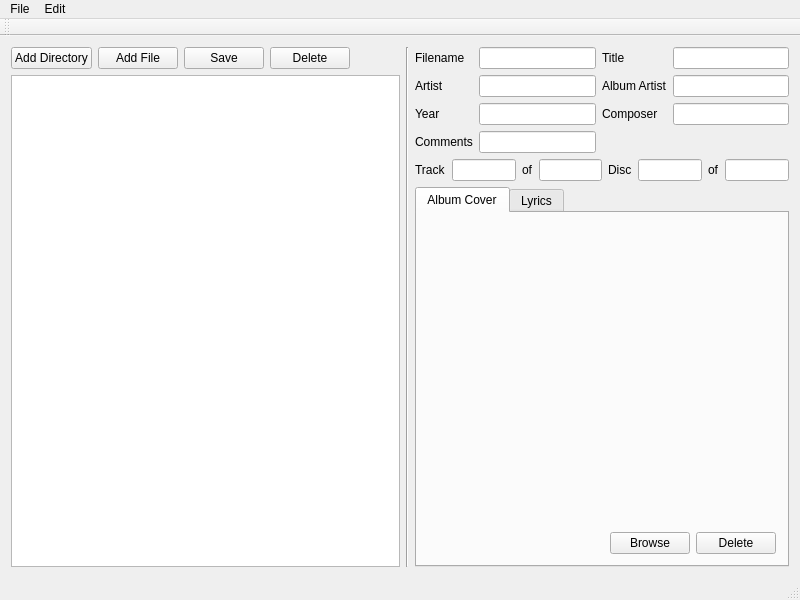
manjot-b/id3v2Editor, file mainwindow.ui: the form before one commit.
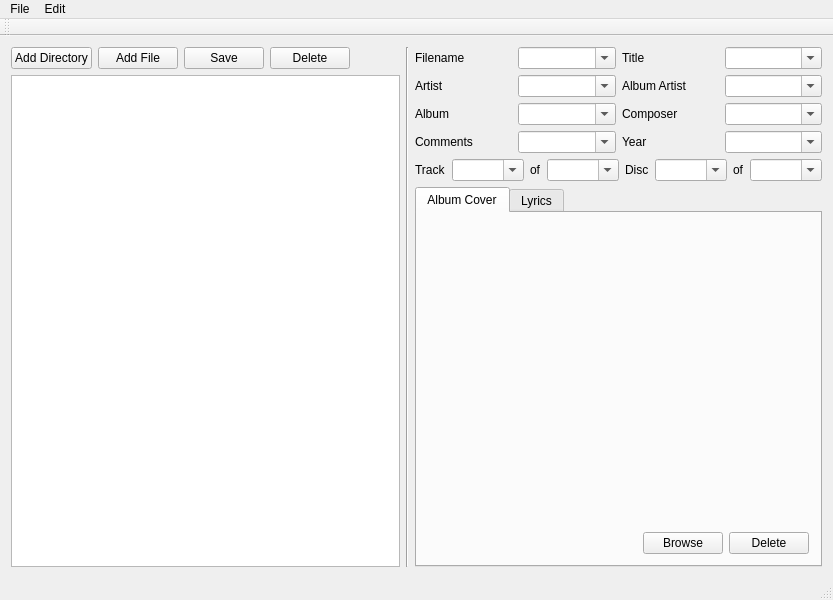
The form after the commit.

Commit message: -changed the line edits to comboboxes so that the user can select unchanged -when items are selected the combo box is filled with appropriate information -composer combobox is not filled because model is not yet able to retrieve the composer

The edit to the form file:
```diff
--- a/mainwindow.ui
+++ b/mainwindow.ui
@@ -100,8 +100,32 @@
      <layout class="QVBoxLayout" name="verticalLayout_2">
       <item>
        <layout class="QGridLayout" name="gridLayout_2">
-        <item row="3" column="1">
-         <widget class="QLineEdit" name="commentsLineEdit"/>
+        <item row="1" column="3">
+         <widget class="QComboBox" name="albumArtistComboBox">
+          <property name="editable">
+           <bool>true</bool>
+          </property>
+          <property name="insertPolicy">
+           <enum>QComboBox::NoInsert</enum>
+          </property>
+         </widget>
+        </item>
+        <item row="0" column="3">
+         <widget class="QComboBox" name="titleComboBox">
+          <property name="editable">
+           <bool>true</bool>
+          </property>
+          <property name="insertPolicy">
+           <enum>QComboBox::NoInsert</enum>
+          </property>
+         </widget>
+        </item>
+        <item row="1" column="0">
+         <widget class="QLabel" name="label_3">
+          <property name="text">
+           <string>Artist</string>
+          </property>
+         </widget>
         </item>
         <item row="0" column="2">
          <widget class="QLabel" name="label_5">
@@ -110,26 +134,13 @@
           </property>
          </widget>
         </item>
-        <item row="2" column="3">
-         <widget class="QLineEdit" name="composerLineEdit"/>
-        </item>
         <item row="2" column="0">
          <widget class="QLabel" name="label_4">
           <property name="text">
-           <string>Year</string>
+           <string>Album</string>
           </property>
          </widget>
         </item>
-        <item row="1" column="0">
-         <widget class="QLabel" name="label_3">
-          <property name="text">
-           <string>Artist</string>
-          </property>
-         </widget>
-        </item>
-        <item row="1" column="1">
-         <widget class="QLineEdit" name="artistLineEdit"/>
-        </item>
         <item row="0" column="0">
          <widget class="QLabel" name="label_2">
           <property name="text">
@@ -137,16 +148,6 @@
           </property>
          </widget>
         </item>
-        <item row="1" column="2">
-         <widget class="QLabel" name="label_9">
-          <property name="text">
-           <string>Album Artist</string>
-          </property>
-         </widget>
-        </item>
-        <item row="0" column="3">
-         <widget class="QLineEdit" name="titleLineEdit"/>
-        </item>
         <item row="2" column="2">
          <widget class="QLabel" name="label_8">
           <property name="text">
@@ -154,11 +155,12 @@
           </property>
          </widget>
         </item>
-        <item row="1" column="3">
-         <widget class="QLineEdit" name="albumArtistLineEdit"/>
-        </item>
-        <item row="2" column="1">
-         <widget class="QLineEdit" name="yearLineEdit"/>
+        <item row="1" column="2">
+         <widget class="QLabel" name="label_9">
+          <property name="text">
+           <string>Album Artist</string>
+          </property>
+         </widget>
         </item>
         <item row="3" column="0">
          <widget class="QLabel" name="label_6">
@@ -168,19 +170,103 @@
          </widget>
         </item>
         <item row="0" column="1">
-         <widget class="QLineEdit" name="fileNameLineEdit"/>
+         <widget class="QComboBox" name="fileNameComboBox">
+          <property name="editable">
+           <bool>true</bool>
+          </property>
+          <property name="insertPolicy">
+           <enum>QComboBox::NoInsert</enum>
+          </property>
+         </widget>
+        </item>
+        <item row="2" column="3">
+         <widget class="QComboBox" name="composerComboBox">
+          <property name="editable">
+           <bool>true</bool>
+          </property>
+          <property name="insertPolicy">
+           <enum>QComboBox::NoInsert</enum>
+          </property>
+         </widget>
+        </item>
+        <item row="1" column="1">
+         <widget class="QComboBox" name="artistComboBox">
+          <property name="editable">
+           <bool>true</bool>
+          </property>
+          <property name="insertPolicy">
+           <enum>QComboBox::NoInsert</enum>
+          </property>
+         </widget>
+        </item>
+        <item row="3" column="1">
+         <widget class="QComboBox" name="commentsComboBox">
+          <property name="editable">
+           <bool>true</bool>
+          </property>
+          <property name="insertPolicy">
+           <enum>QComboBox::NoInsert</enum>
+          </property>
+         </widget>
+        </item>
+        <item row="3" column="3">
+         <widget class="QComboBox" name="yearComboBox">
+          <property name="editable">
+           <bool>true</bool>
+          </property>
+          <property name="insertPolicy">
+           <enum>QComboBox::NoInsert</enum>
+          </property>
+         </widget>
+        </item>
+        <item row="3" column="2">
+         <widget class="QLabel" name="label_12">
+          <property name="text">
+           <string>Year</string>
+          </property>
+         </widget>
+        </item>
+        <item row="2" column="1">
+         <widget class="QComboBox" name="albumComboBox">
+          <property name="editable">
+           <bool>true</bool>
+          </property>
+          <property name="insertPolicy">
+           <enum>QComboBox::NoInsert</enum>
+          </property>
+         </widget>
         </item>
        </layout>
       </item>
       <item>
        <layout class="QGridLayout" name="gridLayout_4">
-        <item row="4" column="5">
-         <widget class="QLineEdit" name="discLineEdit"/>
+        <item row="4" column="1">
+         <widget class="QComboBox" name="trackComboBox">
+          <property name="editable">
+           <bool>true</bool>
+          </property>
+          <property name="insertPolicy">
+           <enum>QComboBox::NoInsert</enum>
+          </property>
+         </widget>
+        </item>
+        <item row="4" column="4">
+         <widget class="QComboBox" name="trackTotalComboBox">
+          <property name="editable">
+           <bool>true</bool>
+          </property>
+          <property name="insertPolicy">
+           <enum>QComboBox::NoInsert</enum>
+          </property>
+         </widget>
         </item>
         <item row="4" column="6">
-         <widget class="QLabel" name="label_11">
-          <property name="text">
-           <string>of</string>
+         <widget class="QComboBox" name="discComboBox">
+          <property name="editable">
+           <bool>true</bool>
+          </property>
+          <property name="insertPolicy">
+           <enum>QComboBox::NoInsert</enum>
           </property>
          </widget>
         </item>
@@ -191,7 +277,14 @@
           </property>
          </widget>
         </item>
-        <item row="4" column="4">
+        <item row="4" column="7">
+         <widget class="QLabel" name="label_11">
+          <property name="text">
+           <string>of</string>
+          </property>
+         </widget>
+        </item>
+        <item row="4" column="5">
          <widget class="QLabel" name="label_10">
           <property name="text">
            <string>Disc</string>
@@ -199,20 +292,21 @@
          </widget>
         </item>
         <item row="4" column="3">
-         <widget class="QLineEdit" name="trackTotalLineEdit"/>
-        </item>
-        <item row="4" column="1">
-         <widget class="QLineEdit" name="trackLineEdit"/>
-        </item>
-        <item row="4" column="2">
          <widget class="QLabel" name="label_7">
           <property name="text">
            <string>of</string>
           </property>
          </widget>
         </item>
-        <item row="4" column="7">
-         <widget class="QLineEdit" name="discTotalLineEdit"/>
+        <item row="4" column="8">
+         <widget class="QComboBox" name="discTotalComboBox">
+          <property name="editable">
+           <bool>true</bool>
+          </property>
+          <property name="insertPolicy">
+           <enum>QComboBox::NoInsert</enum>
+          </property>
+         </widget>
         </item>
        </layout>
       </item>
```
The commit also changes 5 other files.
